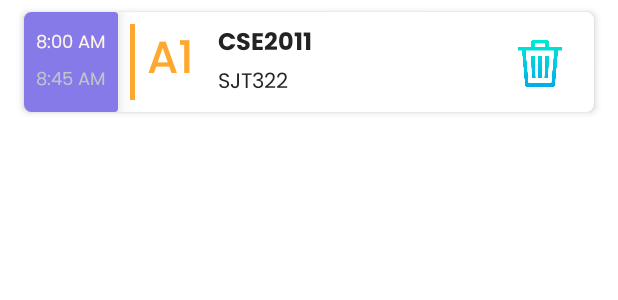
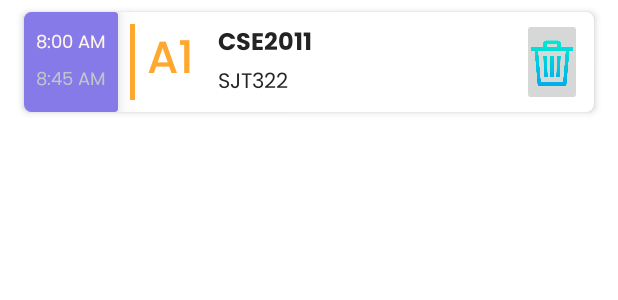
Before and after one commit to IET-VIT/FFCSeZ, an Android app: the layout home_timetable_layout.xml on its own in the app's theme, with its tools: preview values and no code run, on a phone screen of 412 x 824 dp. Shown: the top 300 px of the screen. Run offline under Robolectric (Android 15) with nearby library versions, the phone set to English and light mode, and no system bars.

Commit message:
Changed to ImageButton

```diff
--- a/app/src/main/res/layout/home_timetable_layout.xml
+++ b/app/src/main/res/layout/home_timetable_layout.xml
@@ -127,13 +127,14 @@
                 app:layout_constraintStart_toEndOf="@+id/slotNumberHome"
                 app:layout_constraintTop_toBottomOf="@+id/courseCodeHome" />
 
-            <ImageView
+            <ImageButton
                 android:id="@+id/deleteButton"
                 android:layout_width="40dp"
-                android:layout_height="40dp"
-                android:layout_marginTop="6dp"
-                android:layout_marginEnd="16dp"
-                android:layout_marginBottom="6dp"
+                android:layout_height="0dp"
+                android:layout_marginTop="4dp"
+                android:layout_marginEnd="8dp"
+                android:layout_marginBottom="4dp"
+                android:scaleType="centerCrop"
                 app:layout_constraintBottom_toBottomOf="parent"
                 app:layout_constraintEnd_toEndOf="parent"
                 app:layout_constraintTop_toTopOf="parent"
```
